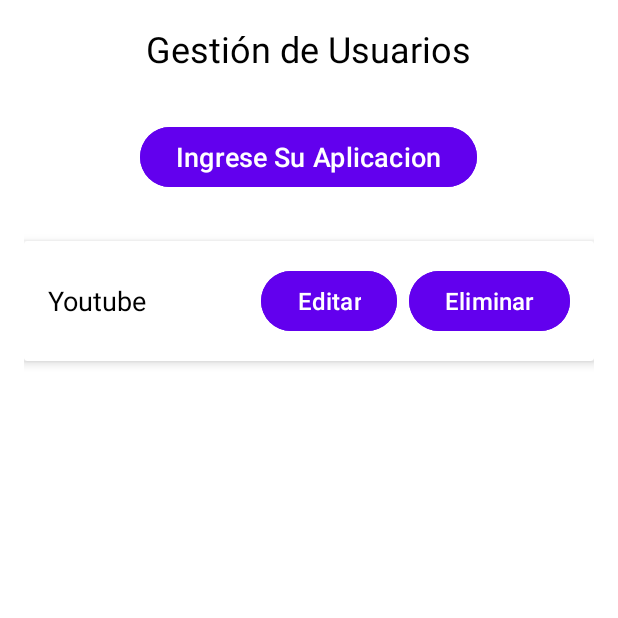
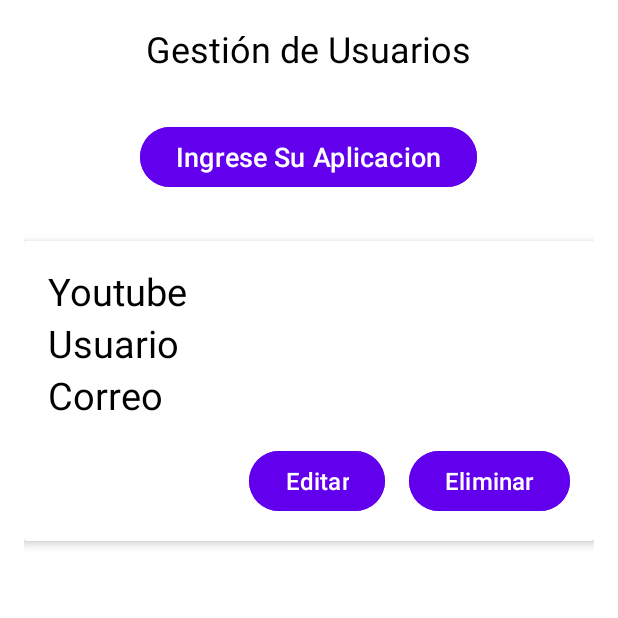
Before and after one commit to Anthonyo3477/Gestor-Contrase-as, an Android app: the MenuUsuario screen opened directly, with no data from a screen before it, on a phone screen of 412 x 824 dp, the top half of it. Run offline under Robolectric (Android 15) with nearby library versions, the phone set to English and light mode, and no system bars; our stand-ins replace Firebase (no records; nobody signed in at launch, a user with empty details on screens opened directly).

Commit message:
Modificaciones de la ventana de menu, solo faltaria que se visualizen los datos, y luego que se editen y eliminar

```diff
--- a/app/src/main/java/Activities/MenuUsuario.java
+++ b/app/src/main/java/Activities/MenuUsuario.java
@@ -2,27 +2,79 @@ package Activities;
 
 import android.content.Intent;
 import android.os.Bundle;
+import android.util.Log;
 import android.view.View;
 import android.widget.Button;
+import android.widget.TextView;
 
+import androidx.annotation.NonNull;
 import androidx.appcompat.app.AppCompatActivity;
+import androidx.cardview.widget.CardView;
 
 import com.example.gestor_contrasea.R;
+import com.google.firebase.database.DataSnapshot;
+import com.google.firebase.database.DatabaseError;
+import com.google.firebase.database.DatabaseReference;
+import com.google.firebase.database.FirebaseDatabase;
+import com.google.firebase.database.ValueEventListener;
+
+import modules.User;
 
 public class MenuUsuario extends AppCompatActivity {
 
-    // Declaración de botones
     private Button btnCrearUsuario, btnEditarUsuario, btnEliminarUsuario;
+
+    private CardView cardViewUsuario;
+    private TextView txtNombreUsuario, txtNombreApp, txtNombreCorreo;
+
+    private DatabaseReference databaseReference;
 
     @Override
     protected void onCreate(Bundle savedInstanceState) {
         super.onCreate(savedInstanceState);
-        setContentView(R.layout.menu_usuario);  // Establecer el layout de esta actividad
+        setContentView(R.layout.menu_usuario);
 
         // Inicializa los botones mediante findViewById
         btnCrearUsuario = findViewById(R.id.CrearAplicacion);
         btnEditarUsuario = findViewById(R.id.EditarUsuario);
         btnEliminarUsuario = findViewById(R.id.EliminarUsuario);
+
+        // Inicializar CardView y TextViews
+        cardViewUsuario = findViewById(R.id.CardUsuario);
+        txtNombreUsuario = findViewById(R.id.txtNombreUsuario);
+        txtNombreApp = findViewById(R.id.txtNombreApp);
+        txtNombreCorreo = findViewById(R.id.txtNombreCorreo);
+
+
+        // Obtén una referencia a la base de datos de Firebase
+        databaseReference = FirebaseDatabase.getInstance().getReference("usuarios"); // Reemplaza "usuarios" con el nombre de tu nodo
+
+        // Obtén los datos y rellena la CardView
+        databaseReference.addValueEventListener(new ValueEventListener() {
+            @Override
+            public void onDataChange(@NonNull DataSnapshot dataSnapshot) {
+                for (DataSnapshot usuarioSnapshot : dataSnapshot.getChildren()) {
+                    // Suponiendo que tus datos de usuario se almacenan como un objeto personalizado (por ejemplo, Usuario)
+                    User usuario = usuarioSnapshot.getValue(User.class);
+
+                    // Actualiza la CardView con la información de usuario
+                    if (usuario != null) {
+                        // Aquí puedes actualizar los TextViews dentro del CardView
+                        txtNombreUsuario.setText(usuario.getNombreUsuario());
+                        txtNombreApp.setText(usuario.getNombreWeb());
+                        txtNombreCorreo.setText(usuario.getCorreo());
+                    } else {
+                        Log.e("MenuUsuario", "usuario es nulo");
+                    }
+                }
+            }
+
+            @Override
+            public void onCancelled(@NonNull DatabaseError databaseError) {
+                // Maneja los errores
+                Log.w("MenuUsuario", "Error al leer el valor.", databaseError.toException());
+            }
+        });
 
         // Configura el comportamiento del botón Crear Usuario
         btnCrearUsuario.setOnClickListener(new View.OnClickListener() {
--- a/app/src/main/res/layout/menu_usuario.xml
+++ b/app/src/main/res/layout/menu_usuario.xml
@@ -40,31 +40,53 @@
 
         <!-- CardView para mostrar un Usuario (Ejemplo: Youtube) -->
         <androidx.cardview.widget.CardView
+            android:id="@+id/CardUsuario"
             android:layout_width="match_parent"
             android:layout_height="wrap_content"
             android:layout_marginBottom="16dp"
-            android:radius="8dp"
             android:layout_marginTop="16dp"
             app:cardElevation="4dp">
 
             <LinearLayout
                 android:layout_width="match_parent"
                 android:layout_height="wrap_content"
-                android:orientation="horizontal"
+                android:orientation="vertical"
                 android:padding="16dp"
-                android:gravity="center_vertical">
+                android:gravity="start">
 
                 <!-- Nombre de la aplicación -->
                 <TextView
-                    android:id="@+id/nombreApp"
+                    android:id="@+id/txtNombreApp"
                     android:layout_width="wrap_content"
                     android:layout_height="wrap_content"
-                    android:layout_weight="1"
                     android:text="Youtube"
                     android:textColor="#000000"
-                    android:textSize="18sp" />
+                    android:textSize="25sp" />
 
-                <!-- Botón Editar -->
+                <TextView
+                    android:id="@+id/txtNombreUsuario"
+                    android:layout_width="wrap_content"
+                    android:layout_height="wrap_content"
+                    android:text="Usuario"
+                    android:textColor="#000000"
+                    android:textSize="25sp" />
+
+                <TextView
+                    android:id="@+id/txtNombreCorreo"
+                    android:layout_width="wrap_content"
+                    android:layout_height="wrap_content"
+                    android:text="Correo"
+                    android:textColor="#000000"
+                    android:textSize="25sp" />
+
+                <!-- Botones Editar y Eliminar dentro de la CardView, alineados a la derecha -->
+                <LinearLayout
+                    android:layout_width="match_parent"
+                    android:layout_height="wrap_content"
+                    android:orientation="horizontal"
+                    android:gravity="end|bottom"
+                    android:paddingTop="16dp">
+
                     <Button
                         android:id="@+id/EditarUsuario"
                         android:layout_width="wrap_content"
@@ -73,9 +95,8 @@
                         android:backgroundTint="#6200EE"
                         android:textColor="#FFFFFF"
                         android:textSize="16sp"
-                    android:layout_marginEnd="8dp"/>
+                        android:layout_marginEnd="16dp"/>
 
-                <!-- Botón Eliminar -->
                     <Button
                         android:id="@+id/EliminarUsuario"
                         android:layout_width="wrap_content"
@@ -85,9 +106,8 @@
                         android:textColor="#FFFFFF"
                         android:textSize="16sp"/>
                 </LinearLayout>
+            </LinearLayout>
         </androidx.cardview.widget.CardView>
-
-        <!-- Puedes agregar más CardViews o otros elementos aquí si lo deseas -->
 
     </LinearLayout>
 
```
Lines whose indentation alone changed are shown as unchanged.
